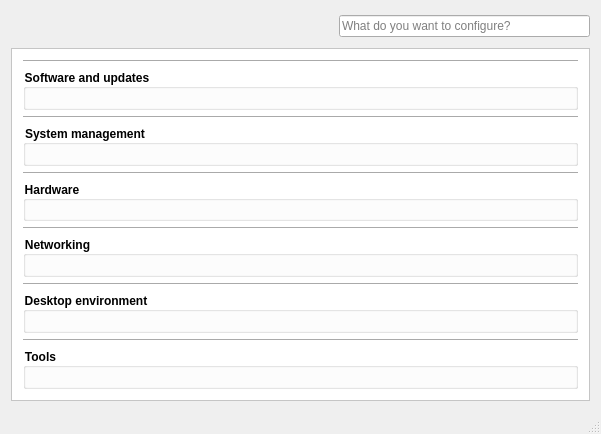
This is src-qt4/pc-controlpanel/mainwnd.ui in trueos/pcbsd as Qt 5 draws it before an edit. The edited form follows.
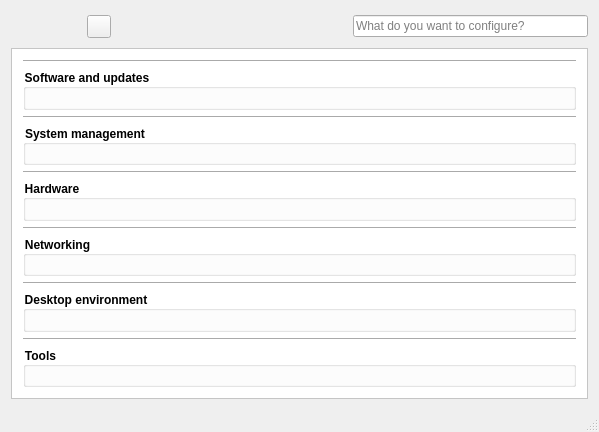
This is the edited form. Icons and pictures are not drawn.

What changed in the file:
```diff
--- a/src-qt4/pc-controlpanel/mainwnd.ui
+++ b/src-qt4/pc-controlpanel/mainwnd.ui
@@ -6,8 +6,8 @@
    <rect>
     <x>0</x>
     <y>0</y>
-    <width>601</width>
-    <height>434</height>
+    <width>599</width>
+    <height>432</height>
    </rect>
   </property>
   <property name="windowTitle">
@@ -70,6 +70,13 @@
         </property>
        </widget>
       </item>
+      <item>
+       <widget class="QToolButton" name="deLaunchConfigApp">
+        <property name="text">
+         <string/>
+        </property>
+       </widget>
+      </item>
       <item>
        <spacer name="horizontalSpacer">
         <property name="orientation">
@@ -108,7 +115,7 @@
         <rect>
          <x>0</x>
          <y>0</y>
-         <width>585</width>
+         <width>583</width>
          <height>336</height>
         </rect>
        </property>
```
Left out of the diff: 4 changed lines with no effect on the pictures.
